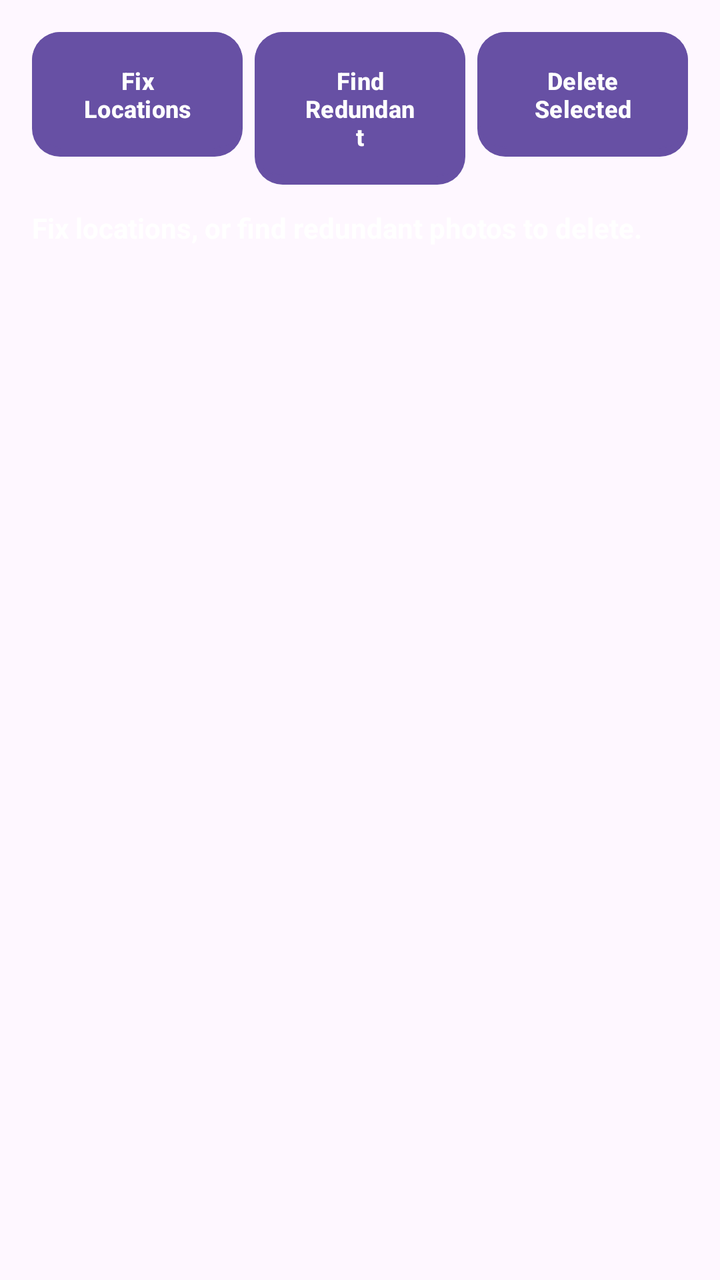
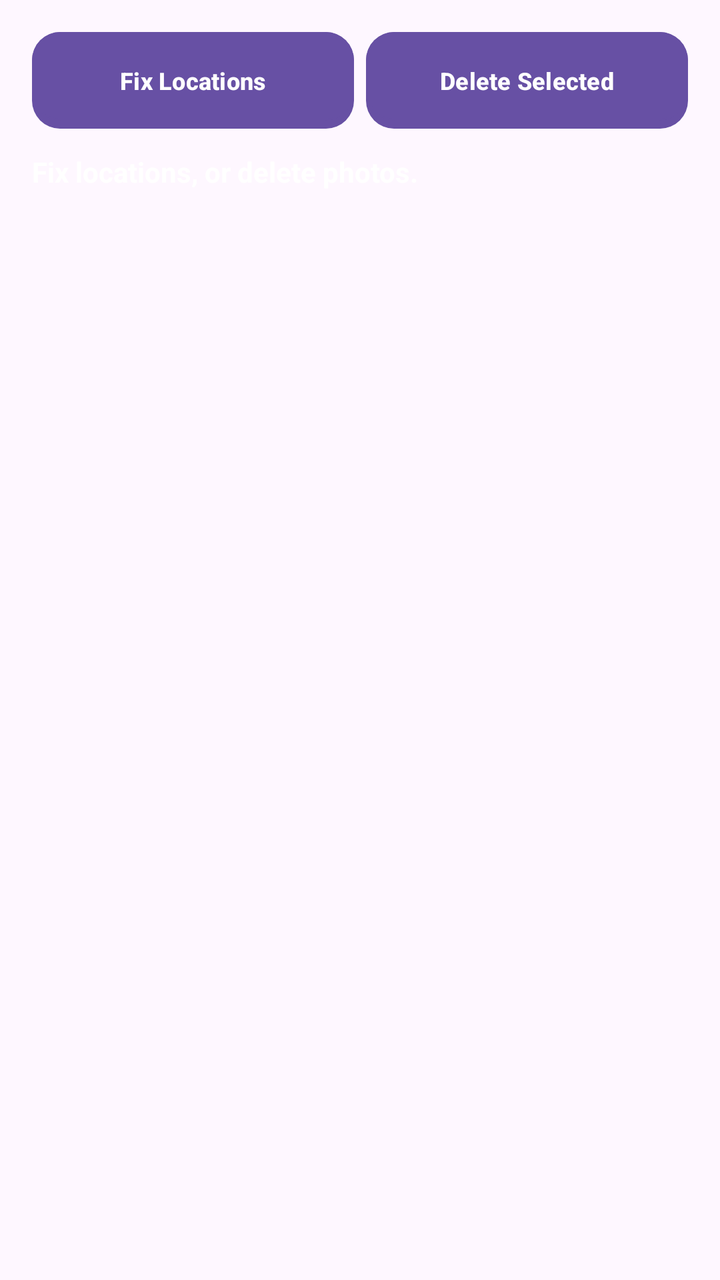

Two renders of the same Android screen: before a commit and after it. Below are the layout's source before the change and the commit's diff.
<!-- AndroidManifest.xml: application theme Theme.Material3.DayNight -->
<!-- res/layout/fragment_edit_photos.xml -->
<?xml version="1.0" encoding="utf-8"?>
<LinearLayout xmlns:android="http://schemas.android.com/apk/res/android"
    android:layout_width="match_parent"
    android:layout_height="match_parent"
    android:orientation="vertical"
    android:padding="16dp">

    <LinearLayout
        android:layout_width="match_parent"
        android:layout_height="wrap_content"
        android:orientation="horizontal"
        android:baselineAligned="false">

        <Button
            android:id="@+id/fixLocationsButton"
            android:layout_width="0dp"
            android:layout_weight="1"
            android:layout_height="wrap_content"
            android:layout_marginEnd="6dp"
            android:background="@drawable/btn_3d"
            android:textColor="@android:color/white"
            android:textStyle="bold"
            android:textSize="12sp"
            android:paddingVertical="12dp"
            android:text="@string/fix_locations" />

        <Button
            android:id="@+id/findRedundantButton"
            android:layout_width="0dp"
            android:layout_weight="1"
            android:layout_height="wrap_content"
            android:layout_marginEnd="6dp"
            android:background="@drawable/btn_3d"
            android:textColor="@android:color/white"
            android:textStyle="bold"
            android:textSize="12sp"
            android:paddingVertical="12dp"
            android:text="@string/find_redundant" />

        <Button
            android:id="@+id/deleteSelectedButton"
            android:layout_width="0dp"
            android:layout_weight="1"
            android:layout_height="wrap_content"
            android:background="@drawable/btn_3d"
            android:textColor="@android:color/white"
            android:textStyle="bold"
            android:textSize="12sp"
            android:paddingVertical="12dp"
            android:text="@string/delete_selected" />

    </LinearLayout>

    <TextView
        android:id="@+id/statusText"
        android:layout_width="match_parent"
        android:layout_height="wrap_content"
        android:layout_marginTop="12dp"
        android:textSize="14sp"
        android:textStyle="bold"
        android:textColor="@android:color/white"
        android:text="@string/edit_intro" />

    <FrameLayout
        android:layout_width="match_parent"
        android:layout_height="0dp"
        android:layout_weight="1"
        android:layout_marginTop="12dp">

        <androidx.recyclerview.widget.RecyclerView
            android:id="@+id/photosList"
            android:layout_width="match_parent"
            android:layout_height="match_parent" />

        
        <TextView
            android:id="@+id/emptyMessage"
            android:layout_width="wrap_content"
            android:layout_height="wrap_content"
            android:layout_gravity="center"
            android:padding="24dp"
            android:gravity="center"
            android:textSize="20sp"
            android:textStyle="bold"
            android:textColor="@android:color/white"
            android:visibility="gone" />

    </FrameLayout>

    
    <LinearLayout
        android:id="@+id/deleteBar"
        android:layout_width="match_parent"
        android:layout_height="wrap_content"
        android:orientation="horizontal"
        android:layout_marginTop="8dp"
        android:baselineAligned="false"
        android:visibility="gone">

        <Button
            android:id="@+id/deleteButton"
            android:layout_width="0dp"
            android:layout_weight="1"
            android:layout_height="wrap_content"
            android:layout_marginEnd="6dp"
            android:background="@drawable/btn_3d"
            android:textColor="@android:color/white"
            android:textStyle="bold"
            android:paddingVertical="12dp"
            android:text="@string/delete_button" />

        <Button
            android:id="@+id/cancelButton"
            android:layout_width="0dp"
            android:layout_weight="1"
            android:layout_height="wrap_content"
            android:background="@drawable/btn_3d"
            android:textColor="@android:color/white"
            android:textStyle="bold"
            android:paddingVertical="12dp"
            android:text="@string/cancel_button" />

    </LinearLayout>

</LinearLayout>
<!-- resources referenced by this layout -->
<resources>
  <!-- drawable btn_3d (drawable) -->
  <selector xmlns:android="http://schemas.android.com/apk/res/android">
      
      <item android:state_pressed="true">
          <shape android:shape="rectangle">
              <corners android:radius="14dp" />
              <gradient
                  android:angle="90"
                  android:startColor="#1565C0"
                  android:endColor="#1E88E5" />
              <stroke
                  android:width="1dp"
                  android:color="#0D47A1" />
          </shape>
      </item>
      
      <item>
          <layer-list>
              <item>
                  <shape android:shape="rectangle">
                      <corners android:radius="14dp" />
                      <solid android:color="#0D47A1" />
                  </shape>
              </item>
              <item android:bottom="4dp">
                  <shape android:shape="rectangle">
                      <corners android:radius="14dp" />
                      <gradient
                          android:angle="90"
                          android:startColor="#64B5F6"
                          android:endColor="#1E88E5" />
                      <stroke
                          android:width="1dp"
                          android:color="#0D47A1" />
                  </shape>
              </item>
          </layer-list>
      </item>
  </selector>
  <string name="cancel_button">Cancel</string>
  <string name="delete_button">Delete</string>
  <string name="delete_selected">Delete Selected</string>
  <string name="edit_intro">Fix locations, or find redundant photos to delete.</string>
  <string name="find_redundant">Find Redundant</string>
  <string name="fix_locations">Fix Locations</string>
</resources>

<!-- the commit's change to res/layout/fragment_edit_photos.xml (unified diff, before → after) -->
@@ -24,18 +24,6 @@
             android:paddingVertical="12dp"
             android:text="@string/fix_locations" />
 
-        <Button
-            android:id="@+id/findRedundantButton"
-            android:layout_width="0dp"
-            android:layout_weight="1"
-            android:layout_height="wrap_content"
-            android:layout_marginEnd="6dp"
-            android:background="@drawable/btn_3d"
-            android:textColor="@android:color/white"
-            android:textStyle="bold"
-            android:textSize="12sp"
-            android:paddingVertical="12dp"
-            android:text="@string/find_redundant" />
 
         <Button
             android:id="@+id/deleteSelectedButton"
<!-- resource entries referenced after the edit -->
@@ -42,8 +42,7 @@
   <string name="cancel_button">Cancel</string>
   <string name="delete_button">Delete</string>
   <string name="delete_selected">Delete Selected</string>
-  <string name="edit_intro">Fix locations, or find redundant photos to delete.</string>
-  <string name="find_redundant">Find Redundant</string>
+  <string name="edit_intro">Fix locations, or delete photos.</string>
   <string name="fix_locations">Fix Locations</string>
 </resources>
 
